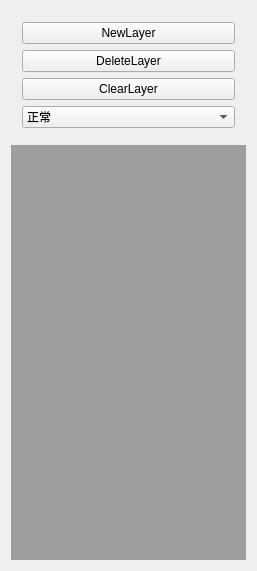
The window that 图像处理程序/LayerGroup.ui (March-rain233/MineSketchpad) describes before a commit, drawn with Qt 5.
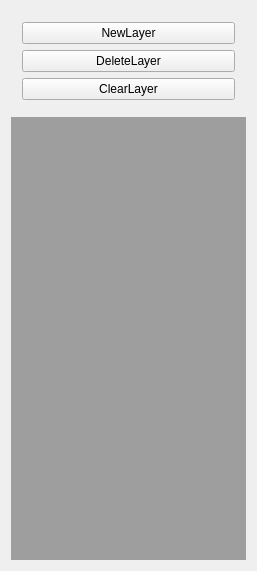
The same window after the commit.

```diff
--- a/图像处理程序/LayerGroup.ui
+++ b/图像处理程序/LayerGroup.ui
@@ -41,15 +41,6 @@
         </property>
        </widget>
       </item>
-      <item row="3" column="0">
-       <widget class="QComboBox" name="mode">
-        <item>
-         <property name="text">
-          <string>正常</string>
-         </property>
-        </item>
-       </widget>
-      </item>
      </layout>
     </widget>
    </item>
```
